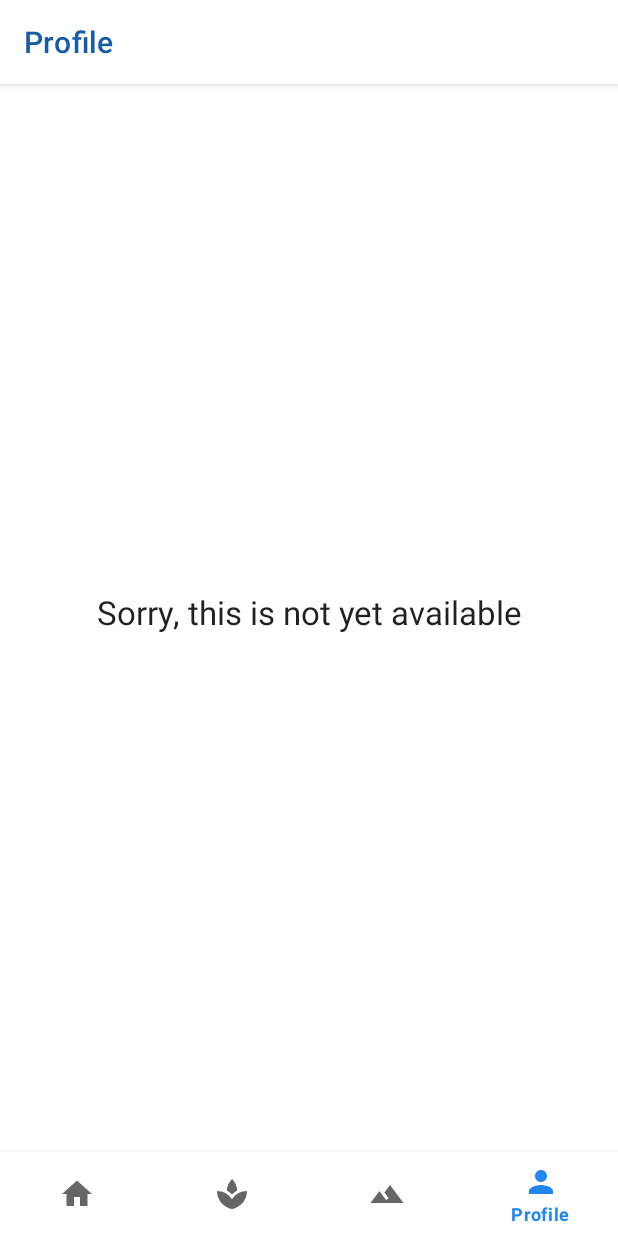
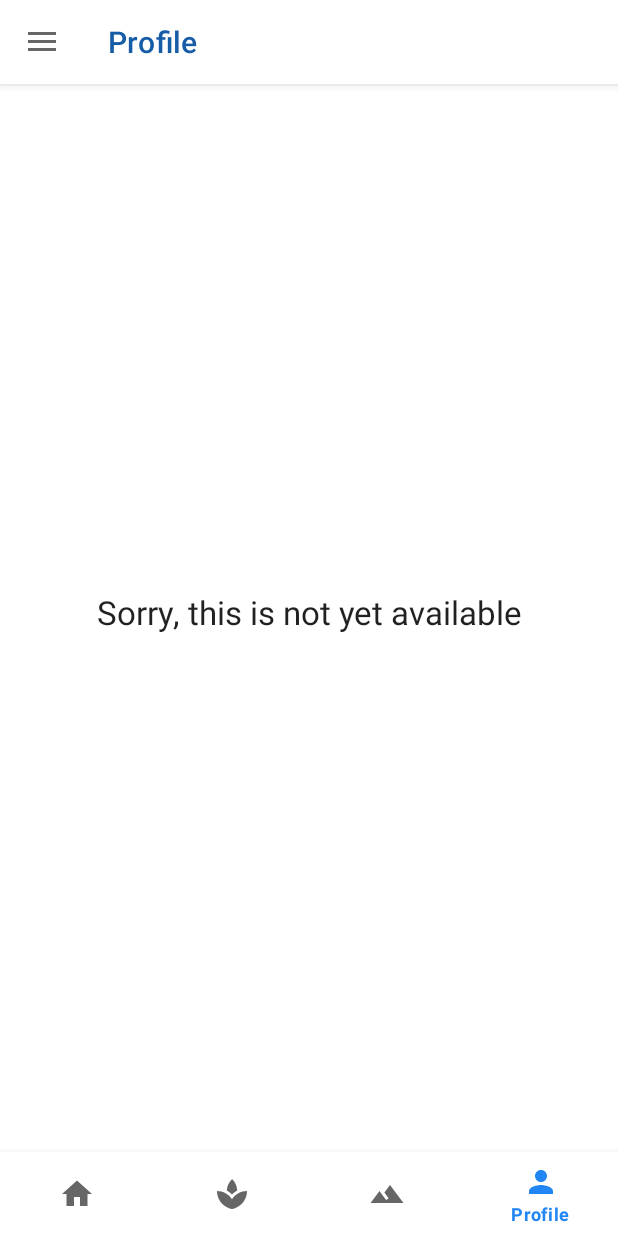
Before and after one commit to luksurious/hci-sustainabilitycoach, an Android app: the screen it shows after launch (HomeActivity), item 4 of the bottom bar chosen, on a phone screen of 412 x 824 dp. Run offline under Robolectric (Android 15) with nearby library versions, the phone set to English and light mode, and no system bars.

Commit message:
added sidebar drawer to be able to go to different states for different tasks fix back behavior when jumping back in explore

```diff
--- a/app/src/main/java/eu/eitdigital/hcid/sustainabilitycoach/ExploreDifficultyFragment.kt
+++ b/app/src/main/java/eu/eitdigital/hcid/sustainabilitycoach/ExploreDifficultyFragment.kt
@@ -50,7 +50,7 @@ class ExploreDifficultyFragment : Fragment() {
             listener?.onFragmentInteraction(STEP)
         }
 
-        difficulty_button_group.addOnButtonCheckedListener { group, checkedId, isChecked ->
+        difficulty_button_group.addOnButtonCheckedListener { _, checkedId, isChecked ->
             if (isChecked) {
                 when (checkedId) {
                     R.id.button_easy -> difficulty = Difficulty.EASY.difficulty
--- a/app/src/main/java/eu/eitdigital/hcid/sustainabilitycoach/ExploreFragmentInteractionListener.kt
+++ b/app/src/main/java/eu/eitdigital/hcid/sustainabilitycoach/ExploreFragmentInteractionListener.kt
@@ -18,5 +18,5 @@ interface ExploreFragmentInteractionListener {
 
     fun setDifficultySelection(difficulty: String)
 
-    fun goBackToCategorySelection(origin: String)
+    fun goBackToCategorySelection()
 }
--- a/app/src/main/java/eu/eitdigital/hcid/sustainabilitycoach/ExploreResultsFragment.kt
+++ b/app/src/main/java/eu/eitdigital/hcid/sustainabilitycoach/ExploreResultsFragment.kt
@@ -41,7 +41,7 @@ class ExploreResultsFragment : Fragment() {
         super.onViewCreated(view, savedInstanceState)
 
         buttonChangeFilters.setOnClickListener {
-            listener?.goBackToCategorySelection(STEP)
+            listener?.goBackToCategorySelection()
         }
     }
 
--- a/app/src/main/java/eu/eitdigital/hcid/sustainabilitycoach/HomeActivity.kt
+++ b/app/src/main/java/eu/eitdigital/hcid/sustainabilitycoach/HomeActivity.kt
@@ -1,14 +1,21 @@
 package eu.eitdigital.hcid.sustainabilitycoach
 
 import android.os.Bundle
+import androidx.appcompat.app.ActionBarDrawerToggle
 import com.google.android.material.bottomnavigation.BottomNavigationView
 import androidx.appcompat.app.AppCompatActivity
+import androidx.core.view.GravityCompat
+import androidx.drawerlayout.widget.DrawerLayout
 import androidx.fragment.app.Fragment
+import com.google.android.material.navigation.NavigationView
 import kotlinx.android.synthetic.main.activity_home.*
+import kotlinx.android.synthetic.main.layout_main.*
 
 class HomeActivity : AppCompatActivity() {
 
-    private val onNavigationItemSelectedListener = BottomNavigationView.OnNavigationItemSelectedListener { item ->
+    private var currentFragment: String? = null
+
+    private val onBottomNavigationItemSelectedListener = BottomNavigationView.OnNavigationItemSelectedListener { item ->
         when (item.itemId) {
             R.id.navigation_home -> {
                 setupHomeTab()
@@ -40,6 +47,32 @@ class HomeActivity : AppCompatActivity() {
         false
     }
 
+    private val onDrawerNavigationItemSelectedListener = NavigationView.OnNavigationItemSelectedListener {
+        when (it.itemId) {
+            R.id.nav_start_new -> {
+                setupHomeTab()
+            }
+            R.id.nav_plan_habit -> {
+
+            }
+            R.id.nav_start_planned -> {
+
+            }
+            R.id.nav_start_fill_dayone -> {
+
+            }
+            R.id.nav_start_fill_daytwo -> {
+
+            }
+            R.id.nav_start_after_twoweeks -> {
+
+            }
+        }
+        val drawerLayout: DrawerLayout = findViewById(R.id.drawer_layout)
+        drawerLayout.closeDrawer(GravityCompat.START)
+        return@OnNavigationItemSelectedListener true
+    }
+
     private fun setupHomeTab(addToBack: Boolean = true) {
         appToolbar.title = resources.getString(R.string.app_name)
 
@@ -52,17 +85,36 @@ class HomeActivity : AppCompatActivity() {
 
         setSupportActionBar(appToolbar)
 
-        nav_view.setOnNavigationItemSelectedListener(onNavigationItemSelectedListener)
+        val toggle = ActionBarDrawerToggle(
+            this, drawer_layout, appToolbar, R.string.navigation_drawer_open, R.string.navigation_drawer_close
+        )
+        drawer_layout.addDrawerListener(toggle)
+        toggle.syncState()
 
-        setupHomeTab(false)
+        main_drawer_view.setNavigationItemSelectedListener(onDrawerNavigationItemSelectedListener)
+
+        nav_view.setOnNavigationItemSelectedListener(onBottomNavigationItemSelectedListener)
+
+        setupHomeTab()
     }
 
     private fun openFragment(fragment: Fragment, addToBack: Boolean = true) {
         val transaction = supportFragmentManager.beginTransaction()
         transaction.replace(R.id.fragment_container, fragment)
-        if (addToBack) {
+        if (addToBack && currentFragment != null && currentFragment != fragment.javaClass.name) {
             transaction.addToBackStack(null)
         }
         transaction.commit()
+
+        currentFragment = fragment.javaClass.name
+    }
+
+    override fun onBackPressed() {
+        val drawerLayout: DrawerLayout = findViewById(R.id.drawer_layout)
+        if (drawerLayout.isDrawerOpen(GravityCompat.START)) {
+            drawerLayout.closeDrawer(GravityCompat.START)
+        } else {
+            super.onBackPressed()
+        }
     }
 }
--- a/app/src/main/res/layout/activity_home.xml
+++ b/app/src/main/res/layout/activity_home.xml
@@ -1,49 +1,25 @@
 <?xml version="1.0" encoding="utf-8"?>
-<androidx.constraintlayout.widget.ConstraintLayout xmlns:android="http://schemas.android.com/apk/res/android"
+<androidx.drawerlayout.widget.DrawerLayout
+    xmlns:android="http://schemas.android.com/apk/res/android"
     xmlns:app="http://schemas.android.com/apk/res-auto"
     xmlns:tools="http://schemas.android.com/tools"
-    android:id="@+id/container"
+    android:id="@+id/drawer_layout"
     android:layout_width="match_parent"
     android:layout_height="match_parent"
-    tools:context=".HomeActivity">
+    android:fitsSystemWindows="true"
+    tools:openDrawer="start">
 
-    <com.google.android.material.appbar.AppBarLayout
-        android:id="@+id/appBarLayout"
+    <include layout="@layout/layout_main"
         android:layout_width="match_parent"
-        android:layout_height="wrap_content"
-        android:background="@color/colorLight"
-        app:layout_constraintEnd_toEndOf="parent"
-        app:layout_constraintStart_toStartOf="parent"
-        app:layout_constraintTop_toTopOf="parent">
+        android:layout_height="match_parent" />
 
-        <androidx.appcompat.widget.Toolbar
-            android:id="@+id/appToolbar"
-            android:layout_width="match_parent"
-            android:layout_height="?attr/actionBarSize"
-            android:background="@color/colorLight"
-            app:title="@string/app_name"
-            app:titleTextColor="@color/colorPrimaryDark" />
-    </com.google.android.material.appbar.AppBarLayout>
+    <com.google.android.material.navigation.NavigationView
+        android:id="@+id/main_drawer_view"
+        android:layout_width="wrap_content"
+        android:layout_height="match_parent"
+        android:layout_gravity="start"
+        android:fitsSystemWindows="true"
+        app:headerLayout="@layout/nav_main_drawer"
+        app:menu="@menu/main_drawer_menu"/>
 
-    <FrameLayout
-        android:id="@+id/fragment_container"
-        android:layout_width="match_parent"
-        android:layout_height="0dp"
-        android:layout_marginBottom="8dp"
-        app:layout_behavior="@string/appbar_scrolling_view_behavior"
-        app:layout_constraintBottom_toTopOf="@+id/nav_view"
-        app:layout_constraintTop_toBottomOf="@+id/appBarLayout" />
-
-    <com.google.android.material.bottomnavigation.BottomNavigationView
-            android:id="@+id/nav_view"
-            android:layout_width="0dp"
-            android:layout_height="wrap_content"
-            android:layout_marginEnd="0dp"
-            android:layout_marginStart="0dp"
-            android:background="?android:attr/windowBackground"
-            app:layout_constraintBottom_toBottomOf="parent"
-            app:layout_constraintLeft_toLeftOf="parent"
-            app:layout_constraintRight_toRightOf="parent"
-            app:menu="@menu/bottom_nav_menu"/>
-
-</androidx.constraintlayout.widget.ConstraintLayout>
+</androidx.drawerlayout.widget.DrawerLayout>
--- /dev/null
+++ b/app/src/main/res/layout/layout_main.xml
@@ -0,0 +1,49 @@
+<?xml version="1.0" encoding="utf-8"?>
+<androidx.constraintlayout.widget.ConstraintLayout xmlns:android="http://schemas.android.com/apk/res/android"
+    xmlns:app="http://schemas.android.com/apk/res-auto"
+    xmlns:tools="http://schemas.android.com/tools"
+    android:id="@+id/container"
+    android:layout_width="match_parent"
+    android:layout_height="match_parent"
+    tools:context=".HomeActivity">
+
+    <com.google.android.material.appbar.AppBarLayout
+        android:id="@+id/appBarLayout"
+        android:layout_width="match_parent"
+        android:layout_height="wrap_content"
+        android:background="@color/colorLight"
+        app:layout_constraintEnd_toEndOf="parent"
+        app:layout_constraintStart_toStartOf="parent"
+        app:layout_constraintTop_toTopOf="parent">
+
+        <androidx.appcompat.widget.Toolbar
+            android:id="@+id/appToolbar"
+            android:layout_width="match_parent"
+            android:layout_height="?attr/actionBarSize"
+            android:background="@color/colorLight"
+            app:title="@string/app_name"
+            app:titleTextColor="@color/colorPrimaryDark" />
+    </com.google.android.material.appbar.AppBarLayout>
+
+    <FrameLayout
+        android:id="@+id/fragment_container"
+        android:layout_width="match_parent"
+        android:layout_height="0dp"
+        android:layout_marginBottom="8dp"
+        app:layout_behavior="@string/appbar_scrolling_view_behavior"
+        app:layout_constraintBottom_toTopOf="@+id/nav_view"
+        app:layout_constraintTop_toBottomOf="@+id/appBarLayout" />
+
+    <com.google.android.material.bottomnavigation.BottomNavigationView
+        android:id="@+id/nav_view"
+        android:layout_width="0dp"
+        android:layout_height="wrap_content"
+        android:layout_marginEnd="0dp"
+        android:layout_marginStart="0dp"
+        android:background="?android:attr/windowBackground"
+        app:layout_constraintBottom_toBottomOf="parent"
+        app:layout_constraintLeft_toLeftOf="parent"
+        app:layout_constraintRight_toRightOf="parent"
+        app:menu="@menu/bottom_nav_menu"/>
+
+</androidx.constraintlayout.widget.ConstraintLayout>
--- /dev/null
+++ b/app/src/main/res/menu/main_drawer_menu.xml
@@ -0,0 +1,33 @@
+<?xml version="1.0" encoding="utf-8"?>
+<menu xmlns:android="http://schemas.android.com/apk/res/android"
+    xmlns:tools="http://schemas.android.com/tools"
+    tools:showIn="navigation_view">
+
+    <group android:checkableBehavior="single">
+        <item
+            android:id="@+id/nav_start_new"
+            android:icon="@drawable/ic_home_black_24dp"
+            android:title="@string/menu_start_new"/>
+        <item
+            android:id="@+id/nav_plan_habit"
+            android:icon="@drawable/ic_spa_black_24dp"
+            android:title="@string/menu_plan_habit"/>
+        <item
+            android:id="@+id/nav_start_planned"
+            android:icon="@drawable/ic_home_black_24dp"
+            android:title="@string/menu_start_planned"/>
+        <item
+            android:id="@+id/nav_start_fill_dayone"
+            android:icon="@drawable/ic_dashboard_black_24dp"
+            android:title="@string/menu_start_fill_dayone"/>
+        <item
+            android:id="@+id/nav_start_fill_daytwo"
+            android:icon="@drawable/ic_dashboard_black_24dp"
+            android:title="@string/menu_start_fill_daytwo"/>
+        <item
+            android:id="@+id/nav_start_after_twoweeks"
+            android:icon="@drawable/ic_dashboard_black_24dp"
+            android:title="@string/menu_start_after_twoweeks"/>
+    </group>
+
+</menu>
--- a/app/src/main/res/values/dimens.xml
+++ b/app/src/main/res/values/dimens.xml
@@ -3,4 +3,6 @@
     <!-- Default screen margins, per the Android Design guidelines. -->
     <dimen name="activity_horizontal_margin">16dp</dimen>
     <dimen name="activity_vertical_margin">16dp</dimen>
+    <dimen name="nav_header_vertical_spacing">8dp</dimen>
+    <dimen name="nav_header_height">176dp</dimen>
 </resources>
--- a/app/src/main/res/values/strings.xml
+++ b/app/src/main/res/values/strings.xml
@@ -12,5 +12,16 @@
     <string name="explore_category_text">Select the area you want to be more sustainable in</string>
     <string name="explore_difficulty_text">Do you want to start easy or take on a real challenge?</string>
     <string name="explore_button_next">Next</string>
+    <string name="nav_header_subtitle">EIT HCID Project</string>
+    <string name="nav_header_title">Sustainability Coach</string>
+    <string name="nav_header_desc">Navigation header</string>
+    <string name="menu_start_new">Start (new user)</string>
+    <string name="menu_plan_habit">Plan habit</string>
+    <string name="menu_start_planned">Start (with planned habit)</string>
+    <string name="menu_start_fill_dayone">Start (fill day one)</string>
+    <string name="menu_start_fill_daytwo">Start (fill day two)</string>
+    <string name="menu_start_after_twoweeks">Start (after two weeks)</string>
+    <string name="navigation_drawer_open">Open navigation drawer</string>
+    <string name="navigation_drawer_close">Close navigation drawer</string>
 
 </resources>
```
Also changed, not shown: app/src/main/java/eu/eitdigital/hcid/sustainabilitycoach/ExploreActivity.kt (+8 -4 lines), app/src/main/res/drawable/side_nav_bar.xml (added, +9 -0 lines), app/src/main/res/layout/nav_main_drawer.xml (added, +37 -0 lines).
